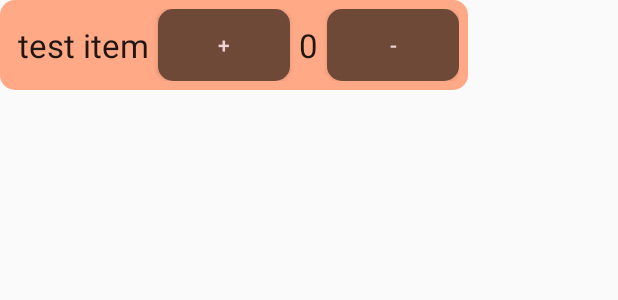
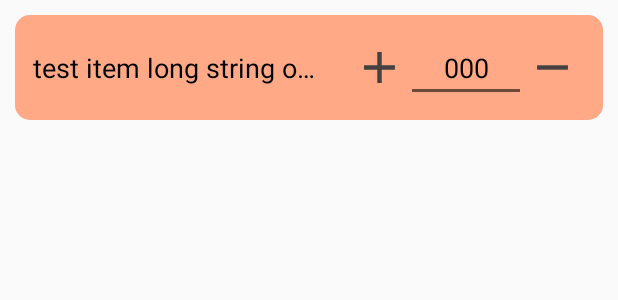
Before and after one commit to cyra-starling/Fab-Lab-Stocktaking, an Android app: the layout activity_shopping.xml on its own in the app's theme, with its tools: preview values and no code run, on a phone screen of 412 x 824 dp. Shown: the top 300 px of the screen. Run offline under Robolectric (Android 15) with nearby library versions, the phone set to English and light mode, and no system bars.

Commit message:
reskinned checkout page and staff page

```diff
--- a/app/src/main/AndroidManifest.xml
+++ b/app/src/main/AndroidManifest.xml
@@ -15,9 +15,8 @@
         android:theme="@style/AppTheme">
         <activity
             android:name=".staff.Staff"
-            android:label="@string/title_activity_staff"
-            android:parentActivityName=".MainActivity"
-            android:theme="@style/AppTheme.NoActionBar">
+            android:label="Fablab Automated Stock Taker"
+            android:parentActivityName=".MainActivity">
             <meta-data
                 android:name="android.support.PARENT_ACTIVITY"
                 android:value="com.example.login.MainActivity" />
--- a/app/src/main/java/com/example/login/ShoppingActivity.java
+++ b/app/src/main/java/com/example/login/ShoppingActivity.java
@@ -3,10 +3,12 @@ package com.example.login;
 import android.app.Dialog;
 import android.content.Intent;
 import android.os.Bundle;
+import android.view.KeyEvent;
 import android.view.LayoutInflater;
 import android.view.View;
 import android.widget.Button;
 import android.widget.EditText;
+import android.widget.ImageButton;
 import android.widget.LinearLayout;
 import android.widget.TextView;
 import android.widget.Toast;
@@ -32,12 +34,25 @@ public class ShoppingActivity extends AppCompatActivity {
         for (String item: hashmap.keySet()){
             View view = layoutInflater.inflate(R.layout.activity_shopping,null,false);
             final TextView text = view.findViewById(R.id.itemname);
-            final TextView count = view.findViewById(R.id.count);
-            Button add = view.findViewById(R.id.add);
-            Button minus = view.findViewById(R.id.minus);
+            final EditText count = view.findViewById(R.id.count);
+            ImageButton add = view.findViewById(R.id.add);
+            ImageButton minus = view.findViewById(R.id.minus);
 
             text.setText(item);
             count.setText(hashmap.get(item).toString());
+
+            count.setOnKeyListener(new View.OnKeyListener(){
+                @Override
+                public boolean onKey(View v, int keyCode, KeyEvent event) {
+                    if ((keyCode == KeyEvent.KEYCODE_ENTER)) {
+                        int number = Integer.parseInt(count.getText().toString());
+                        count.setText(Integer.toString(number));
+                        hashmap.remove(text.getText().toString());
+                        hashmap.put(text.getText().toString(),number); //update hashmap
+                    }
+                    return false;
+                }
+            });
 
             //increment number
             add.setOnClickListener(new View.OnClickListener() {
@@ -60,8 +75,7 @@ public class ShoppingActivity extends AppCompatActivity {
                         number -= 1;
                     }
                     else {
-                        //show error message
-                        Toast.makeText(ShoppingActivity.this, "Please add items into the cart",Toast.LENGTH_SHORT).show();
+                        Toast.makeText(ShoppingActivity.this, "You cannot delete on this page. Choose cancel to restart.",Toast.LENGTH_SHORT).show();
                     }
                     count.setText(Integer.toString(number));
                     hashmap.remove(text.getText().toString());
@@ -78,9 +92,14 @@ public class ShoppingActivity extends AppCompatActivity {
         submit.setOnClickListener(new View.OnClickListener() {
             @Override
             public void onClick(View v) {
-                Intent intent = new Intent(ShoppingActivity.this,PurposeActivity.class)
-                        .putExtra("history",hashmap);
-                startActivity(intent);
+                if(hashmap.containsValue(0)){
+                    Toast.makeText(ShoppingActivity.this, "You cannot submit a 0 value", Toast.LENGTH_SHORT).show();
+                }
+                else {
+                    Intent intent = new Intent(ShoppingActivity.this, PurposeActivity.class)
+                            .putExtra("history", hashmap);
+                    startActivity(intent);
+                }
             }
         });
 
--- a/app/src/main/java/com/example/login/staff/Staff.java
+++ b/app/src/main/java/com/example/login/staff/Staff.java
@@ -18,10 +18,6 @@ import android.os.Build;
 import androidx.annotation.NonNull;
 import androidx.core.app.NotificationCompat;
 import androidx.core.app.NotificationManagerCompat;
-
-import android.view.View;
-import android.widget.Button;
-import android.widget.TextView;
 
 import com.google.firebase.database.DataSnapshot;
 import com.google.firebase.database.DatabaseError;
@@ -119,4 +115,5 @@ public class Staff extends AppCompatActivity {
             notificationManager.createNotificationChannel(channel);
         }
     }
+
 }
--- /dev/null
+++ b/app/src/main/res/drawable/ic_add.xml
@@ -0,0 +1,9 @@
+<vector xmlns:android="http://schemas.android.com/apk/res/android"
+        android:width="35dp"
+        android:height="35dp"
+        android:viewportWidth="24.0"
+        android:viewportHeight="24.0">
+    <path
+        android:fillColor="@color/secondary_text"
+        android:pathData="M19,13h-6v6h-2v-6H5v-2h6V5h2v6h6v2z"/>
+</vector>
--- /dev/null
+++ b/app/src/main/res/drawable/ic_remove.xml
@@ -0,0 +1,9 @@
+<vector xmlns:android="http://schemas.android.com/apk/res/android"
+        android:width="35dp"
+        android:height="35dp"
+        android:viewportWidth="24.0"
+        android:viewportHeight="24.0">
+    <path
+        android:fillColor="@color/secondary_text"
+        android:pathData="M19,13H5v-2h14v2z"/>
+</vector>
--- a/app/src/main/res/layout/activity_shopping.xml
+++ b/app/src/main/res/layout/activity_shopping.xml
@@ -1,7 +1,10 @@
-<LinearLayout xmlns:android="http://schemas.android.com/apk/res/android"
-    android:layout_width="wrap_content"
-    android:layout_height="wrap_content"
+<androidx.constraintlayout.widget.ConstraintLayout xmlns:android="http://schemas.android.com/apk/res/android"
+    xmlns:app="http://schemas.android.com/apk/res-auto"
+    xmlns:tools="http://schemas.android.com/tools"
+    android:layout_width="match_parent"
+    android:layout_height="70dp"
     android:orientation="horizontal"
+    android:layout_margin="10dp"
     android:background="@drawable/roundrect"
     android:backgroundTint="@color/primary"
     android:padding="6dp"
@@ -9,47 +12,60 @@
 
 
     <TextView
-        android:text="test item"
-        android:id = "@+id/itemname"
-        android:layout_width="wrap_content"
+        android:id="@+id/itemname"
+        android:layout_width="200dp"
         android:layout_height="wrap_content"
-        android:layout_gravity="center_vertical"
-        android:layout_weight="1"
-        android:ellipsize="end"
+        android:layout_gravity="center_vertical|start"
         android:paddingLeft="6dp"
         android:paddingRight="6dp"
         android:singleLine="true"
-        android:textAppearance="?android:attr/textAppearanceLarge" />
+        android:text="test item long string of text "
+        android:textAlignment="textStart"
+        android:textSize="18sp"
+        android:textColor="@android:color/black"
+        app:layout_constraintBottom_toBottomOf="parent"
+        app:layout_constraintStart_toStartOf="parent"
+        app:layout_constraintTop_toTopOf="parent" />
 
-    <Button
+    <ImageButton
+        android:id="@+id/add"
         android:layout_width="wrap_content"
-        android:layout_height="wrap_content"
-        android:layout_gravity="right"
-        android:background="@drawable/roundrect"
-        android:textColor="@color/primary_text"
-        android:text="+"
-        android:id = "@+id/add"/>
+        android:layout_height="match_parent"
+        android:layout_marginRight="80dp"
+        android:background="@android:color/transparent"
+        android:src="@drawable/ic_add"
+        app:layout_constraintBottom_toBottomOf="parent"
+        app:layout_constraintEnd_toStartOf="@+id/minus"
+        app:layout_constraintTop_toTopOf="parent" />
 
-    <TextView
-        android:text="0"
-        android:id = "@+id/count"
-        android:layout_width="wrap_content"
+
+    <EditText
+        android:id="@+id/count"
+        android:layout_width="80dp"
         android:layout_height="wrap_content"
         android:layout_gravity="center_vertical"
-        android:layout_weight="1"
-        android:ellipsize="end"
         android:paddingLeft="6dp"
         android:paddingRight="6dp"
         android:singleLine="true"
-        android:textAppearance="?android:attr/textAppearanceLarge" />
+        android:text="000"
+        android:textAlignment="center"
+        android:textSize="18sp"
+        android:textColor="@android:color/black"
+        android:inputType="number"
+        app:layout_constraintBottom_toBottomOf="parent"
+        app:layout_constraintEnd_toStartOf="@+id/minus"
+        app:layout_constraintTop_toTopOf="parent" />
 
-    <Button
-        android:background="@drawable/roundrect"
+    <ImageButton
+        android:id="@+id/minus"
         android:layout_width="wrap_content"
-        android:layout_height="wrap_content"
-        android:layout_gravity="center_vertical"
-        android:text="-"
-        android:textColor="@color/primary_text"
-        android:id = "@+id/minus"/>
+        android:layout_height="match_parent"
+        android:layout_gravity="center_vertical|end"
+        android:layout_margin="10dp"
+        android:background="@android:color/transparent"
+        android:src="@drawable/ic_remove"
+        app:layout_constraintBottom_toBottomOf="parent"
+        app:layout_constraintEnd_toEndOf="parent"
+        app:layout_constraintTop_toTopOf="parent" />
 
-</LinearLayout>
+</androidx.constraintlayout.widget.ConstraintLayout>
--- a/app/src/main/res/layout/activity_staff.xml
+++ b/app/src/main/res/layout/activity_staff.xml
@@ -5,7 +5,7 @@
     android:layout_width="match_parent"
     android:layout_height="match_parent"
     android:orientation="vertical"
-
+    android:background="@color/background"
     tools:context=".staff.Staff">
 
 
@@ -16,7 +16,7 @@
         android:layout_gravity="center"
         android:layout_marginTop="16dp"
         android:gravity="center"
-        android:text="STAFF MAIN"
+        android:text="Welcome \nFablab Staff "
         android:textSize="30dp"
         app:layout_constraintBottom_toBottomOf="parent"
         app:layout_constraintEnd_toEndOf="parent"
@@ -28,13 +28,14 @@
         android:id="@+id/CheckStockButton"
         android:layout_width="134dp"
         android:layout_height="58dp"
-        android:layout_marginTop="155dp"
+        android:layout_margin="20dp"
         android:text="Check Stock"
-        android:textStyle="bold"
+        android:textColor="@color/primary_text"
+        android:background="@drawable/roundrect"
         app:layout_constraintEnd_toEndOf="parent"
         app:layout_constraintHorizontal_bias="0.5"
         app:layout_constraintStart_toStartOf="parent"
-        app:layout_constraintTop_toTopOf="parent" />
+        app:layout_constraintTop_toBottomOf="@+id/header" />
 
     <Button
         android:id="@+id/ChartButton"
@@ -42,7 +43,8 @@
         android:layout_height="58dp"
         android:layout_marginTop="12dp"
         android:text="Chart"
-        android:textStyle="bold"
+        android:textColor="@color/primary_text"
+        android:background="@drawable/roundrect"
         app:layout_constraintEnd_toEndOf="parent"
         app:layout_constraintHorizontal_bias="0.5"
         app:layout_constraintStart_toStartOf="parent"
```
